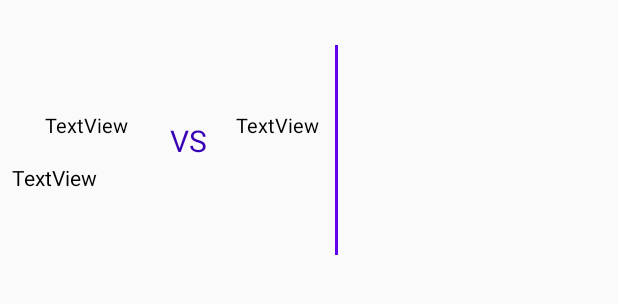
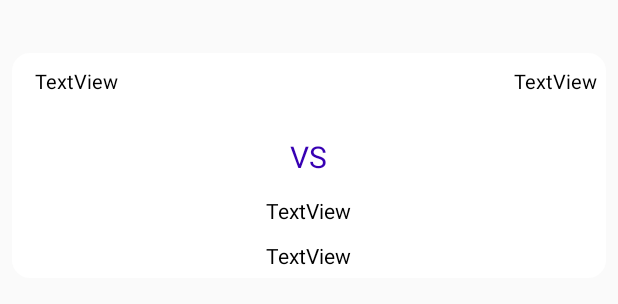
Before and after one commit to abhay880244/Sports-Update-App, an Android app: the layout item.xml on its own in the app's theme, with its tools: preview values and no code run, on a phone screen of 412 x 824 dp. Shown: the top 304 px of the screen. Run offline under Robolectric (Android 15) with nearby library versions, the phone set to English and light mode, and no system bars; network calls fail.

Commit message:
UI Improvements..

```diff
--- a/app/src/main/java/com/abhay/sportsdemoapp/MainActivity.java
+++ b/app/src/main/java/com/abhay/sportsdemoapp/MainActivity.java
@@ -5,6 +5,7 @@ import android.os.Handler;
 import android.support.annotation.NonNull;
 import android.support.v7.app.AppCompatActivity;
 import android.os.Bundle;
+import android.support.v7.widget.DividerItemDecoration;
 import android.support.v7.widget.LinearLayoutManager;
 import android.support.v7.widget.RecyclerView;
 import android.view.View;
@@ -62,6 +63,7 @@ public class MainActivity extends AppCompatActivity {
         recyclerView=findViewById(R.id.RecyclerView);
         horizontalrecyclerview=findViewById(R.id.horizontalrecyclerview);
 
+
         listItems=new ArrayList<>();
         MatchListItems =new ArrayList<>();
 
@@ -108,6 +110,9 @@ public class MainActivity extends AppCompatActivity {
             adapter=new Adapter(listItems,this);
             recyclerView.setAdapter(adapter);
             recyclerView.setLayoutManager(manager);
+
+
+
             recyclerView.addOnScrollListener(new RecyclerView.OnScrollListener() {
                 @Override
                 public void onScrollStateChanged(@NonNull RecyclerView recyclerView, int newState) {
--- /dev/null
+++ b/app/src/main/res/drawable/score_item_background_layout.xml
@@ -0,0 +1,6 @@
+<?xml version="1.0" encoding="utf-8"?>
+<shape xmlns:android="http://schemas.android.com/apk/res/android">
+
+    <solid android:color="@android:color/white"></solid>
+    <corners android:radius="12dp"></corners>
+</shape>
--- a/app/src/main/res/layout/item.xml
+++ b/app/src/main/res/layout/item.xml
@@ -1,11 +1,15 @@
 <?xml version="1.0" encoding="utf-8"?>
-<android.support.constraint.ConstraintLayout xmlns:android="http://schemas.android.com/apk/res/android"
+<RelativeLayout xmlns:android="http://schemas.android.com/apk/res/android"
     xmlns:app="http://schemas.android.com/apk/res-auto"
     xmlns:tools="http://schemas.android.com/tools"
-    android:layout_width="250dp"
-    android:layout_height="200dp"
+    android:layout_width="wrap_content"
+    android:layout_height="150dp"
     android:orientation="horizontal"
-
+    android:background="@drawable/score_item_background_layout"
+    android:layout_marginTop="35dp"
+    android:layout_marginEnd="8dp"
+    android:layout_marginStart="8dp"
+    android:padding="5dp"
     >
 
     <TextView
@@ -13,84 +17,62 @@
         android:layout_width="wrap_content"
         android:layout_height="wrap_content"
         android:layout_marginStart="10dp"
-        android:layout_marginTop="74dp"
+        android:layout_marginTop="4dp"
         android:layout_marginEnd="7dp"
         android:text="TextView"
         android:textColor="@android:color/black"
         android:textSize="13dp"
-        app:layout_constraintEnd_toStartOf="@+id/textView4"
-        app:layout_constraintStart_toStartOf="parent"
-        app:layout_constraintTop_toTopOf="parent" />
+        android:layout_alignParentStart="true"
+         />
 
     <TextView
         android:id="@+id/team2_text_view"
         android:layout_width="wrap_content"
         android:layout_height="24dp"
-        android:layout_marginStart="2dp"
-        android:layout_marginTop="74dp"
+        android:layout_marginStart="200dp"
+        android:layout_marginTop="4dp"
         android:layout_marginEnd="20dp"
+        android:layout_alignParentRight="true"
         android:text="TextView"
         android:textColor="@android:color/black"
         android:textSize="13dp"
-        app:layout_constraintEnd_toEndOf="parent"
-        app:layout_constraintStart_toEndOf="@+id/textView4"
-        app:layout_constraintTop_toTopOf="parent" />
+        />
 
     <TextView
         android:id="@+id/textView4"
         android:layout_width="wrap_content"
         android:layout_height="wrap_content"
-        android:layout_marginStart="96dp"
-        android:layout_marginTop="80dp"
+        android:layout_marginStart="120dp"
+        android:layout_marginTop="50dp"
         android:layout_marginEnd="95dp"
         android:text="VS"
+        android:layout_alignParentTop="true"
+        android:layout_centerHorizontal="true"
 
         android:textColor="@color/design_default_color_primary_dark"
         android:textSize="20dp"
-        app:layout_constraintEnd_toEndOf="parent"
-        app:layout_constraintHorizontal_bias="0.5"
-        app:layout_constraintStart_toStartOf="parent"
-        app:layout_constraintTop_toTopOf="parent" />
+        />
 
     <TextView
         android:id="@+id/matchtype_text_view"
-        android:layout_width="234dp"
-        android:layout_height="18dp"
-        android:layout_marginStart="50dp"
-        android:layout_marginTop="1dp"
+        android:layout_width="wrap_content"
+        android:layout_height="wrap_content"
+        android:layout_marginStart="100dp"
+        android:layout_marginTop="90dp"
         android:layout_marginEnd="50dp"
         android:text="TextView"
         android:textColor="@android:color/black"
-        app:layout_constraintEnd_toEndOf="parent"
-        app:layout_constraintStart_toStartOf="parent"
-        app:layout_constraintTop_toBottomOf="@+id/textView4" />
+        android:layout_centerHorizontal="true"/>
 
     <TextView
         android:id="@+id/matchstatus_text_view"
-        android:layout_width="241dp"
-        android:layout_height="20dp"
-        android:layout_marginStart="30dp"
-        android:layout_marginTop="7dp"
-        android:layout_marginEnd="50dp"
-        android:layout_marginBottom="17dp"
+        android:layout_width="wrap_content"
+        android:layout_height="wrap_content"
+        android:layout_marginStart="100dp"
+        android:layout_marginTop="120dp"
         android:text="TextView"
         android:textColor="@android:color/black"
-        app:layout_constraintBottom_toTopOf="@+id/divider"
-        app:layout_constraintEnd_toEndOf="parent"
-        app:layout_constraintHorizontal_bias="0.309"
-        app:layout_constraintStart_toStartOf="parent"
-        app:layout_constraintTop_toBottomOf="@+id/matchtype_text_view"
-        app:layout_constraintVertical_bias="0.0" />
+        android:layout_centerHorizontal="true"
+        />
 
-    <View
-        android:id="@+id/divider"
-        android:layout_width="2dp"
-        android:layout_height="0dp"
-        android:layout_marginStart="10dp"
-        android:layout_marginTop="30dp"
-        android:layout_marginBottom="30dp"
-        android:background="@color/design_default_color_primary"
-        app:layout_constraintBottom_toBottomOf="parent"
-        app:layout_constraintStart_toEndOf="@+id/team2_text_view"
-        app:layout_constraintTop_toTopOf="parent" />
-</android.support.constraint.ConstraintLayout>
+</RelativeLayout>
```
Also changed, not shown: app/src/main/res/drawable/news_item_background_layout.xml (added, +7 -0 lines), app/src/main/res/layout/activity_main.xml (+5 -5 lines), app/src/main/res/layout/newsitem.xml (+21 -19 lines), 1 other file.
